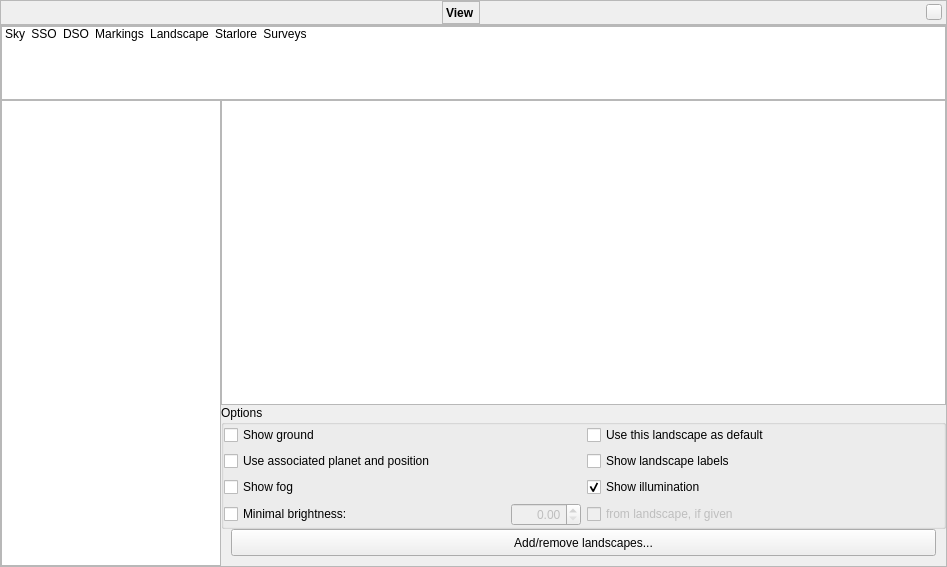
519984307/stellarium_src, file src/gui/viewDialog.ui: the form before one commit.
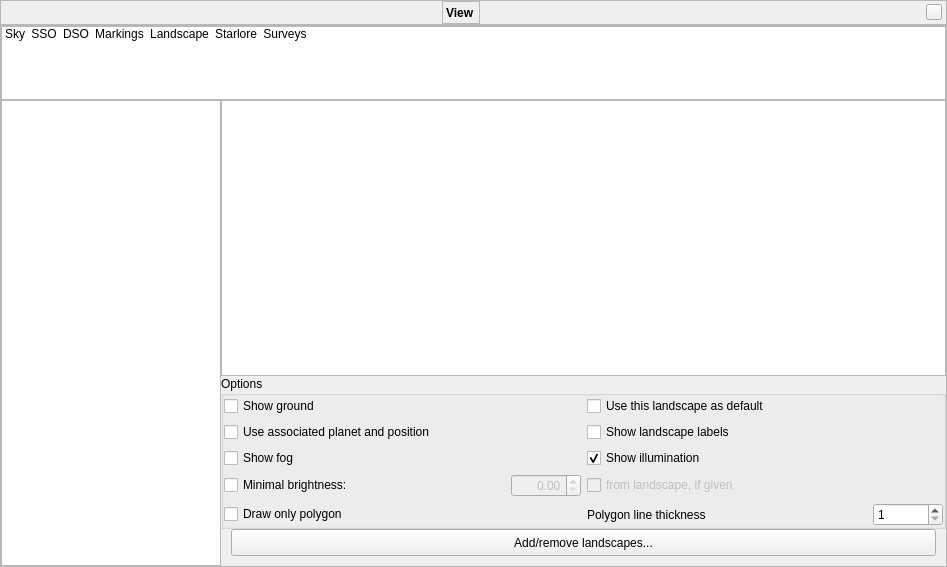
The form after the commit. The open tabs and pages were chosen to show the change. Icons and pictures are not drawn. Custom widgets are drawn as their Qt base class.

Commit message: Allow drawing of landscape polygon only, if a polygon is defined. - Also allow a polygon to be drawn in the foreground (out of regular call sequence)

```diff
--- a/src/gui/viewDialog.ui
+++ b/src/gui/viewDialog.ui
@@ -3910,6 +3910,43 @@
                </property>
               </widget>
              </item>
+             <item row="5" column="1">
+              <layout class="QHBoxLayout" name="landscapePolylineHorizontalLayout">
+               <item>
+                <widget class="QLabel" name="landscapePolylineThicknessLabel">
+                 <property name="text">
+                  <string>Polygon line thickness</string>
+                 </property>
+                </widget>
+               </item>
+               <item>
+                <widget class="QSpinBox" name="landscapePolylineThicknessSpinBox">
+                 <property name="maximumSize">
+                  <size>
+                   <width>70</width>
+                   <height>16777215</height>
+                  </size>
+                 </property>
+                 <property name="minimum">
+                  <number>1</number>
+                 </property>
+                 <property name="maximum">
+                  <number>5</number>
+                 </property>
+                </widget>
+               </item>
+              </layout>
+             </item>
+             <item row="5" column="0">
+              <widget class="QCheckBox" name="landscapePolylineCheckBox">
+               <property name="toolTip">
+                <string>Draw horizon polyline if one is defined.</string>
+               </property>
+               <property name="text">
+                <string>Draw only polygon</string>
+               </property>
+              </widget>
+             </item>
             </layout>
            </widget>
           </item>
```
Left out of the diff: 102 changed lines with no effect on the pictures. The commit also changes 5 other files.
